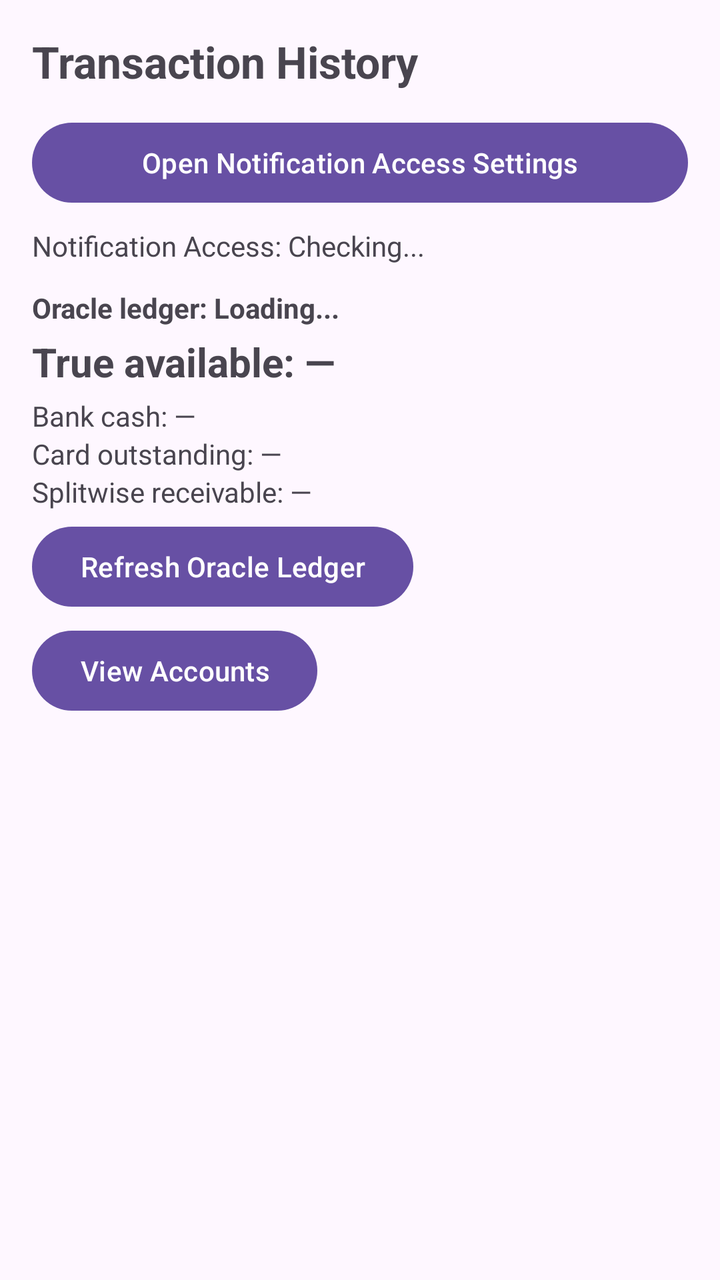
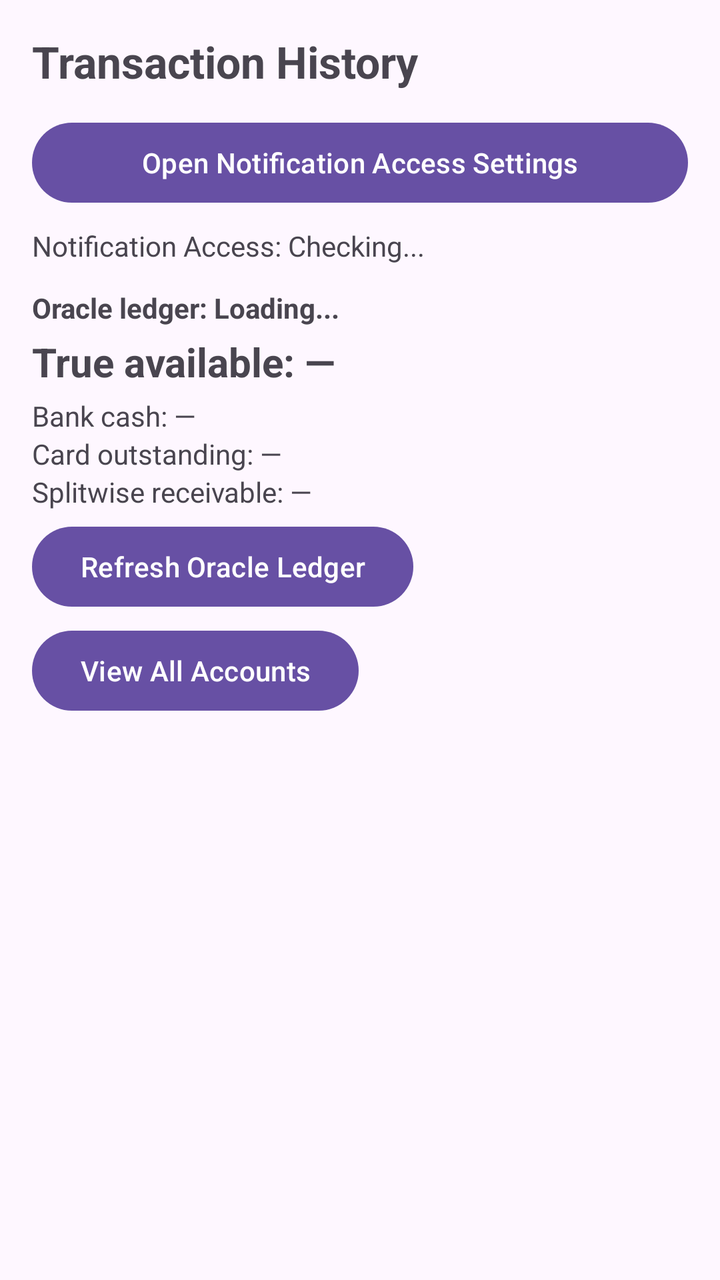

The first picture is an Android layout as it rendered before a commit; the second is the same layout after the commit. The layout source and the unified diff follow.
<!-- AndroidManifest.xml: application theme Theme.FinanceSMSTracker -->
<!-- res/layout/activity_main.xml -->
<?xml version="1.0" encoding="utf-8"?>
<androidx.constraintlayout.widget.ConstraintLayout xmlns:android="http://schemas.android.com/apk/res/android"
    xmlns:app="http://schemas.android.com/apk/res-auto"
    xmlns:tools="http://schemas.android.com/tools"
    android:id="@+id/main"
    android:layout_width="match_parent"
    android:layout_height="match_parent"
    android:padding="16dp"
    tools:context=".MainActivity">

    <TextView
        android:id="@+id/textViewTitle"
        android:layout_width="wrap_content"
        android:layout_height="wrap_content"
        android:text="Transaction History"
        android:textSize="22sp"
        android:textStyle="bold"
        app:layout_constraintStart_toStartOf="parent"
        app:layout_constraintTop_toTopOf="parent" />

    <Button
        android:id="@+id/buttonOpenNotificationSettings"
        android:layout_width="0dp"
        android:layout_height="wrap_content"
        android:layout_marginTop="12dp"
        android:text="Open Notification Access Settings"
        app:layout_constraintEnd_toEndOf="parent"
        app:layout_constraintStart_toStartOf="parent"
        app:layout_constraintTop_toBottomOf="@id/textViewTitle" />

    <TextView
        android:id="@+id/textViewNotificationStatus"
        android:layout_width="0dp"
        android:layout_height="wrap_content"
        android:layout_marginTop="8dp"
        android:text="Notification Access: Checking..."
        android:textSize="14sp"
        app:layout_constraintEnd_toEndOf="parent"
        app:layout_constraintStart_toStartOf="parent"
        app:layout_constraintTop_toBottomOf="@id/buttonOpenNotificationSettings" />

    <LinearLayout
        android:id="@+id/oracleLedgerPanel"
        android:layout_width="0dp"
        android:layout_height="wrap_content"
        android:layout_marginTop="12dp"
        android:orientation="vertical"
        app:layout_constraintEnd_toEndOf="parent"
        app:layout_constraintStart_toStartOf="parent"
        app:layout_constraintTop_toBottomOf="@id/textViewNotificationStatus">

        <TextView
            android:id="@+id/textViewOracleStatus"
            android:layout_width="wrap_content"
            android:layout_height="wrap_content"
            android:text="Oracle ledger: Loading..."
            android:textSize="14sp"
            android:textStyle="bold" />

        <TextView
            android:id="@+id/textViewTrueAvailable"
            android:layout_width="wrap_content"
            android:layout_height="wrap_content"
            android:layout_marginTop="4dp"
            android:text="True available: —"
            android:textSize="20sp"
            android:textStyle="bold" />

        <TextView
            android:id="@+id/textViewBankCash"
            android:layout_width="wrap_content"
            android:layout_height="wrap_content"
            android:layout_marginTop="4dp"
            android:text="Bank cash: —"
            android:textSize="14sp" />

        <TextView
            android:id="@+id/textViewCardOutstanding"
            android:layout_width="wrap_content"
            android:layout_height="wrap_content"
            android:text="Card outstanding: —"
            android:textSize="14sp" />

        <TextView
            android:id="@+id/textViewSplitwiseReceivable"
            android:layout_width="wrap_content"
            android:layout_height="wrap_content"
            android:text="Splitwise receivable: —"
            android:textSize="14sp" />

        <Button
            android:id="@+id/buttonRefreshOracle"
            android:layout_width="wrap_content"
            android:layout_height="wrap_content"
            android:layout_marginTop="4dp"
            android:text="Refresh Oracle Ledger" />

        <Button
            android:id="@+id/buttonViewAccounts"
            android:layout_width="wrap_content"
            android:layout_height="wrap_content"
            android:layout_marginTop="4dp"
            android:text="View Accounts" />
    </LinearLayout>

    <androidx.recyclerview.widget.RecyclerView
        android:id="@+id/recyclerViewTransactions"
        android:layout_width="0dp"
        android:layout_height="0dp"
        android:layout_marginTop="12dp"
        app:layout_constraintBottom_toBottomOf="parent"
        app:layout_constraintEnd_toEndOf="parent"
        app:layout_constraintStart_toStartOf="parent"
        app:layout_constraintTop_toBottomOf="@id/oracleLedgerPanel"
        tools:listitem="@layout/item_transaction" />

    <TextView
        android:id="@+id/textViewEmpty"
        android:layout_width="wrap_content"
        android:layout_height="wrap_content"
        android:text="No transactions found."
        android:textSize="16sp"
        android:visibility="gone"
        app:layout_constraintBottom_toBottomOf="parent"
        app:layout_constraintEnd_toEndOf="parent"
        app:layout_constraintStart_toStartOf="parent"
        app:layout_constraintTop_toBottomOf="@id/oracleLedgerPanel" />

</androidx.constraintlayout.widget.ConstraintLayout>
<!-- res/layout/item_transaction.xml (included above) -->
<?xml version="1.0" encoding="utf-8"?>
<androidx.cardview.widget.CardView xmlns:android="http://schemas.android.com/apk/res/android"
    xmlns:app="http://schemas.android.com/apk/res-auto"
    android:layout_width="match_parent"
    android:layout_height="wrap_content"
    android:layout_marginBottom="8dp"
    app:cardCornerRadius="8dp"
    app:cardElevation="2dp">

    <LinearLayout
        android:layout_width="match_parent"
        android:layout_height="wrap_content"
        android:orientation="vertical"
        android:padding="12dp">

        <LinearLayout
            android:layout_width="match_parent"
            android:layout_height="wrap_content"
            android:orientation="horizontal">

            <TextView
                android:id="@+id/textViewMerchant"
                android:layout_width="0dp"
                android:layout_height="wrap_content"
                android:layout_weight="1"
                android:text="Merchant / Payee"
                android:textColor="@android:color/black"
                android:textSize="16sp"
                android:textStyle="bold" />

            <TextView
                android:id="@+id/textViewAmount"
                android:layout_width="wrap_content"
                android:layout_height="wrap_content"
                android:text="₹0.00"
                android:textSize="16sp"
                android:textStyle="bold" />
        </LinearLayout>

        <LinearLayout
            android:layout_width="match_parent"
            android:layout_height="wrap_content"
            android:layout_marginTop="4dp"
            android:orientation="horizontal">

            <TextView
                android:id="@+id/textViewCategory"
                android:layout_width="wrap_content"
                android:layout_height="wrap_content"
                android:background="#E0E0E0"
                android:paddingHorizontal="6dp"
                android:paddingVertical="2dp"
                android:text="CATEGORY"
                android:textSize="12sp"
                android:textStyle="bold" />

            <TextView
                android:id="@+id/textViewType"
                android:layout_width="wrap_content"
                android:layout_height="wrap_content"
                android:layout_marginStart="8dp"
                android:text="DEBIT"
                android:textSize="12sp" />

            <TextView
                android:id="@+id/textViewPaymentMethod"
                android:layout_width="0dp"
                android:layout_height="wrap_content"
                android:layout_weight="1"
                android:layout_marginStart="8dp"
                android:text="UPI"
                android:textSize="12sp" />

            <TextView
                android:id="@+id/textViewBank"
                android:layout_width="wrap_content"
                android:layout_height="wrap_content"
                android:text="HDFC"
                android:textSize="12sp" />
        </LinearLayout>

        <TextView
            android:id="@+id/textViewDateTime"
            android:layout_width="match_parent"
            android:layout_height="wrap_content"
            android:layout_marginTop="6dp"
            android:text="12 Oct 2023, 10:30 AM"
            android:textSize="11sp"
            android:textColor="@android:color/darker_gray" />

    </LinearLayout>
</androidx.cardview.widget.CardView>
<!-- resources referenced by this layout -->
<resources>
  <style name="Theme.FinanceSMSTracker" parent="Base.Theme.FinanceSMSTracker" />
  <style name="Base.Theme.FinanceSMSTracker" parent="Theme.Material3.DayNight.NoActionBar">
          
          
      </style>
</resources>

<!-- the commit's change to res/layout/activity_main.xml (unified diff, before → after) -->
@@ -100,7 +100,7 @@
             android:layout_width="wrap_content"
             android:layout_height="wrap_content"
             android:layout_marginTop="4dp"
-            android:text="View Accounts" />
+            android:text="View All Accounts" />
     </LinearLayout>
 
     <androidx.recyclerview.widget.RecyclerView
